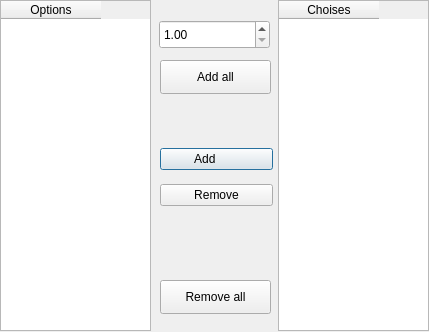
The window that chosewavetoextract.ui (JairoSalazarV/dotech.us_QtSquareHSI) describes before a commit, drawn with Qt 5.
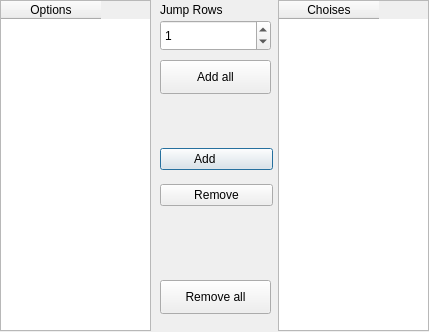
The same window after the commit. Icons and pictures are not drawn.

Commit message: Wavelength Selection: Jump Wave changed from Real to Natural numbers

```diff
--- a/chosewavetoextract.ui
+++ b/chosewavetoextract.ui
@@ -111,17 +111,30 @@
      <normaloff>:/new/icons/imagenInte/go-first.png</normaloff>:/new/icons/imagenInte/go-first.png</iconset>
    </property>
   </widget>
-  <widget class="QDoubleSpinBox" name="spinBoxStep">
+  <widget class="QLabel" name="label">
    <property name="geometry">
     <rect>
-     <x>159</x>
+     <x>160</x>
+     <y>0</y>
+     <width>111</width>
+     <height>20</height>
+    </rect>
+   </property>
+   <property name="text">
+    <string>Jump Rows</string>
+   </property>
+  </widget>
+  <widget class="QSpinBox" name="spinBoxStep">
+   <property name="geometry">
+    <rect>
+     <x>160</x>
      <y>20</y>
      <width>111</width>
-     <height>29</height>
+     <height>31</height>
     </rect>
    </property>
-   <property name="minimum">
-    <double>1.000000000000000</double>
+   <property name="value">
+    <number>1</number>
    </property>
   </widget>
  </widget>
```
The commit also changes 1 other file.
